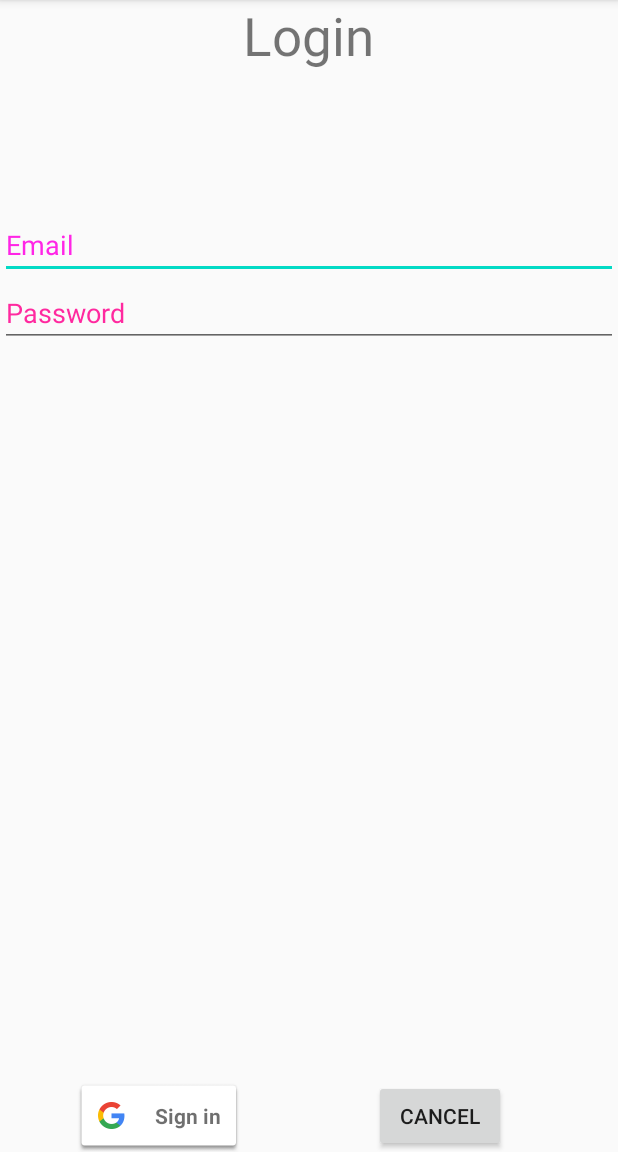
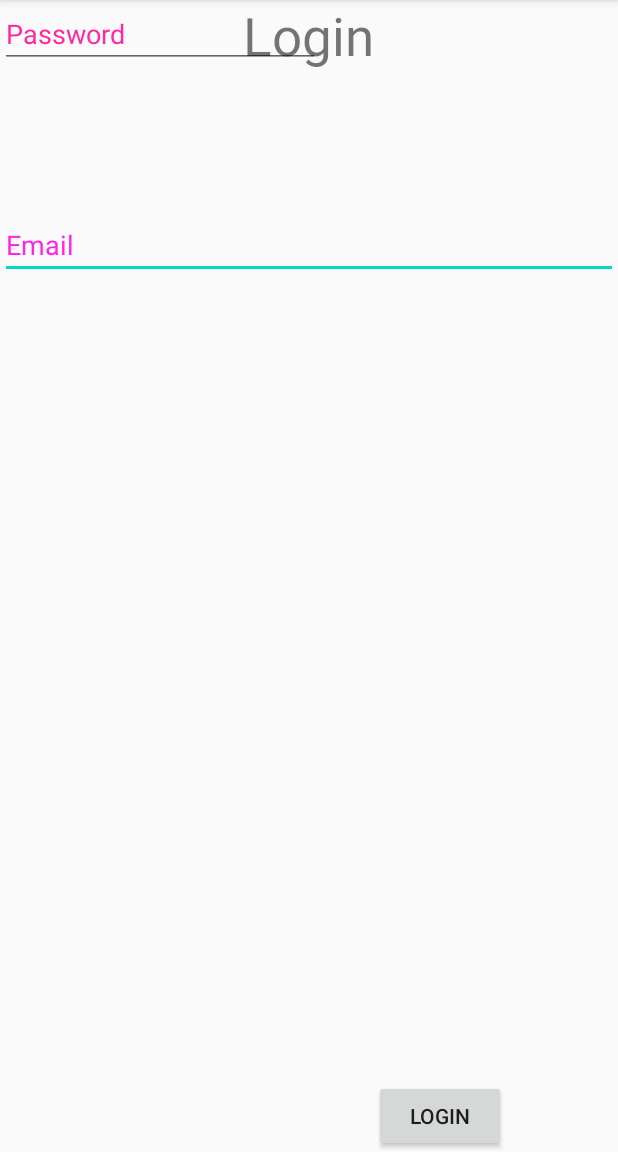
Before and after one commit to qb-team/Stalker-App-PoC, an Android app: the Login screen opened directly, with no data from a screen before it, on a phone screen of 412 x 824 dp, the part 84-1236 px from its top. Run offline under Robolectric (Android 15) with nearby library versions, the phone set to English and light mode, and no system bars; our stand-ins replace Firebase (no records; nobody signed in at launch, a user with empty details on screens opened directly).

Commit message:
Autenticazione fix

```diff
--- a/Interfaccia grafica Login/app/src/main/java/android/StalkerAppPoCTracciamento/Login.java
+++ b/Interfaccia grafica Login/app/src/main/java/android/StalkerAppPoCTracciamento/Login.java
@@ -3,13 +3,16 @@ package android.StalkerAppPoCTracciamento;
 import android.app.ProgressDialog;
 import android.content.Intent;
 import android.os.Bundle;
+import android.text.TextUtils;
 import android.view.View;
 import android.widget.Button;
 import android.widget.EditText;
+import android.widget.ProgressBar;
 import android.widget.RelativeLayout;
 import android.widget.TextView;
 import android.widget.Toast;
 
+import androidx.annotation.NonNull;
 import androidx.appcompat.app.AppCompatActivity;
 
 import com.google.android.gms.auth.api.signin.GoogleSignIn;
@@ -28,169 +31,70 @@ import com.google.firebase.auth.FirebaseUser;
 import com.google.firebase.auth.GoogleAuthProvider;
 import com.google.firebase.auth.UserInfo;
 
-public class Login extends AppCompatActivity implements View.OnClickListener{
-    private ProgressDialog mProgressDialog;
-    Button  buttonBack;
-    SignInButton buttonLogin;
-    RelativeLayout mRelative;
-    EditText emailText, passwordText;
-    private FirebaseAuth mFirebaseAuth;
-    private GoogleSignInClient mGoogleSignInClient;
-
-    private static final int RC_SIGN_IN = 9001;
+public class Login extends AppCompatActivity {
+    EditText mEmail,mPassword;
+    Button mLoginBtn;
+    FirebaseAuth fAuth;
 
     @Override
     protected void onCreate(Bundle savedInstanceState) {
         super.onCreate(savedInstanceState);
         setContentView(R.layout.activity_login);
 
-        buttonLogin = (SignInButton)findViewById(R.id.buttonAccesso);
-        buttonLogin.setOnClickListener(this);
-        emailText = (EditText)findViewById(R.id.editText);
-        passwordText = (EditText)findViewById(R.id.editText2);
-        mRelative = (RelativeLayout) findViewById(R.id.relativeLayoutUserInfo);
-        buttonBack = (Button)findViewById(R.id.buttonCancel);
+        mEmail = findViewById(R.id.Emailtext);
+        mPassword = findViewById(R.id.passwordtext);
+        fAuth = FirebaseAuth.getInstance();
+        mLoginBtn = findViewById(R.id.buttonAccesso);
 
 
-        mFirebaseAuth = FirebaseAuth.getInstance();
-        GoogleSignInOptions gso = new GoogleSignInOptions.Builder(GoogleSignInOptions.DEFAULT_SIGN_IN)
-                .requestIdToken("NKeHzKc6UIXddIJtDSd1AGoefaf2")
-        // .requestIdToken(getString(R.string.default_web_client_id))
-                .requestEmail()
-                .build();
-        mGoogleSignInClient = GoogleSignIn.getClient(this, gso);
 
-      /* buttonLogin.setOnClickListener(new View.OnClickListener() {
+        mLoginBtn.setOnClickListener(new View.OnClickListener() {
             @Override
             public void onClick(View v) {
-                int i = v.getId();
-                if (i == R.id.buttonAccesso) {
-                    signIn();
-                } //else if (i == R.id.bt_log_out) {
-                // signOut();
-                // }
+
+                String email = mEmail.getText().toString().trim();
+                String password = mPassword.getText().toString().trim();
+
+                if(TextUtils.isEmpty(email)){
+                    mEmail.setError("Email is Required.");
+                    return;
+                }
+
+                if(TextUtils.isEmpty(password)){
+                    mPassword.setError("Password is Required.");
+                    return;
+                }
+
+                if(password.length() < 6){
+                    mPassword.setError("Password Must be >= 6 Characters");
+                    return;
+                }
+
+
+
+                // authenticate the user
+
+                fAuth.signInWithEmailAndPassword(email,password).addOnCompleteListener(new OnCompleteListener<AuthResult>() {
+                    @Override
+                    public void onComplete(@NonNull Task<AuthResult> task) {
+                        if(task.isSuccessful()){
+                            Toast.makeText(Login.this, "Logged in Successfully", Toast.LENGTH_SHORT).show();
+                            startActivity(new Intent(getApplicationContext(),MainActivity.class));
+                        }else {
+                            Toast.makeText(Login.this, "Error ! " + task.getException().getMessage(), Toast.LENGTH_SHORT).show();
+
+                        }
+
+                    }
+                });
+
             }
-            /*public void onClick(View v) {
-                if(emailText.getText().toString().equals("a") &&
-                        passwordText.getText().toString().equals("a")) {//modificare con il server
-                    Toast.makeText(getApplicationContext(),
-                            "Credenziali corrette",Toast.LENGTH_SHORT).show();
-
-                    ListaOrganizzazioni organizzazioni = new ListaOrganizzazioni();
-                    openActivityListaOrganizzazioni();
-                }else{
-                    Toast.makeText(getApplicationContext(), "Credenziali errate",Toast.LENGTH_SHORT).show();
-                }
-            }*/
-        //})
+        });
 
 
 
 
-        buttonBack.setOnClickListener(new View.OnClickListener() {
-            @Override
-            public void onClick(View v) {
-                finish();
-            }
-        });
-    }
-
-    public void openActivityListaOrganizzazioni() {
-        Intent intent = new Intent(this, ListaOrganizzazioni.class);
-        startActivity(intent);
-    }
 
 
-
-    public void showProgressDialog() {
-        if (mProgressDialog == null) {
-            mProgressDialog = new ProgressDialog(this);
-           mProgressDialog.setMessage(getString(R.string.loading));
-            mProgressDialog.setIndeterminate(true);
-        }
-        mProgressDialog.show();
-    }
-
-@Override
-public void onActivityResult(int requestCode, int resultCode, Intent data) {
-    super.onActivityResult(requestCode, resultCode, data);
-    if (requestCode == RC_SIGN_IN) {
-        Task<GoogleSignInAccount> task = GoogleSignIn.getSignedInAccountFromIntent(data);
-        try {
-            GoogleSignInAccount account = task.getResult(ApiException.class);
-            firebaseAuthWithGoogle(account);
-        } catch (ApiException e) {
-            updateUI(null);
-        }
     }
 }
-private void signIn() {
-    Intent signInIntent = mGoogleSignInClient.getSignInIntent();
-    startActivityForResult(signInIntent, RC_SIGN_IN);
-}
-
-    private void firebaseAuthWithGoogle(GoogleSignInAccount account) {
-
-        showProgressDialog();
-
-        AuthCredential credential = GoogleAuthProvider.getCredential(account.getIdToken(), null);
-        mFirebaseAuth.signInWithCredential(credential)
-                .addOnCompleteListener(this, new OnCompleteListener<AuthResult>() {
-                    @Override
-                    public void onComplete( Task<AuthResult> task) {
-                        if (task.isSuccessful()) {
-                            FirebaseUser user = mFirebaseAuth.getCurrentUser();
-                            updateUI(user);
-                        } else {
-                            Toast.makeText(Login.this, "Authentication failed.",
-                                    Toast.LENGTH_SHORT).show();
-                            updateUI(null);
-                        }
-                        hideProgressDialog();
-                    }
-                });
-    }
-
-
-    private void updateUI(FirebaseUser user) {
-        if (user != null) {
-            buttonLogin.setVisibility(View.GONE);
-            mRelative.setVisibility(View.VISIBLE);
-            emailText.setText(user.getDisplayName());
-            //String imageUrl = user.getPhotoUrl().toString();
-            //imageUrl = imageUrl.replace("/s96-c/","/s200-c/");
-            String userId = "";
-            for(UserInfo profile : user.getProviderData()){
-                if(FacebookAuthProvider.PROVIDER_ID.equals(profile.getProviderId())) {
-                    userId = profile.getUid();
-                }
-            }
-
-        } else {
-            buttonLogin.setVisibility(View.VISIBLE);
-            mRelative.setVisibility(View.GONE);
-        }
-    }
-    public void hideProgressDialog() {
-        if (mProgressDialog != null && mProgressDialog.isShowing()) {
-            mProgressDialog.dismiss();
-        }
-    }
-    private void signOut() {
-        mFirebaseAuth.signOut();
-        mGoogleSignInClient.signOut().addOnCompleteListener(this,
-                new OnCompleteListener<Void>() {
-                    @Override
-                    public void onComplete( Task<Void> task) {
-                        updateUI(null);
-                    }
-                });
-    }
-public void onClick(View v) {
-    int i = v.getId();
-    if (i == R.id.buttonAccesso) {
-        signIn();
-    } //else if (i == R.id.bt_log_out) {
-    // signOut();
-}
-}
--- a/Interfaccia grafica Login/app/src/main/res/layout/activity_login.xml
+++ b/Interfaccia grafica Login/app/src/main/res/layout/activity_login.xml
@@ -1,5 +1,6 @@
 <?xml version="1.0" encoding="utf-8"?>
 <RelativeLayout xmlns:android="http://schemas.android.com/apk/res/android"
+    xmlns:app="http://schemas.android.com/apk/res-auto"
     xmlns:tools="http://schemas.android.com/tools"
     android:layout_width="match_parent"
     android:layout_height="match_parent"
@@ -25,7 +26,7 @@
     <EditText
         android:layout_width = "wrap_content"
         android:layout_height = "wrap_content"
-        android:id = "@+id/editText"
+        android:id = "@+id/Emailtext"
         android:hint = "Email"
         android:focusable = "true"
         android:textColorHighlight = "#ff7eff15"
@@ -49,7 +50,7 @@
         android:layout_height="wrap_content"
         android:inputType="textPassword"
         android:ems="10"
-        android:id="@+id/editText2"
+        android:id="@+id/passwordtext"
         android:layout_below="@+id/editText"
         android:layout_alignParentLeft="true"
         android:layout_alignParentStart="true"
@@ -61,21 +62,11 @@
 
 
 
-
-    <com.google.android.gms.common.SignInButton
-        android:layout_width="wrap_content"
-        android:layout_height="wrap_content"
-        android:text="login"
-        android:id="@+id/buttonAccesso"
-        android:layout_alignParentBottom="true"
-        android:layout_toLeftOf="@+id/textview"
-        android:layout_toStartOf="@+id/textview" />
-
     <Button
         android:layout_width="wrap_content"
         android:layout_height="wrap_content"
-        android:text="Cancel"
-        android:id="@+id/buttonCancel"
+        android:text="Login"
+        android:id="@+id/buttonAccesso"
         android:layout_alignParentBottom="true"
         android:layout_toRightOf="@+id/textview"
         android:layout_toEndOf="@+id/textview" />
```
